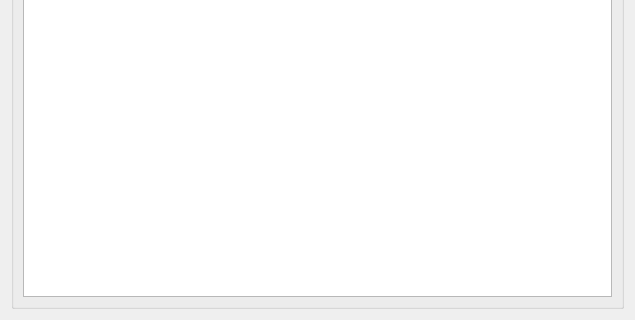
Before: the Qt Designer form trunk/plugins/presupuesto/FormPresupuestoBase.ui in chungote/gestotux, drawn with Qt 5; both pictures show x 0 to 635 and y 227 to 547 of the 635 by 547 pixel window.
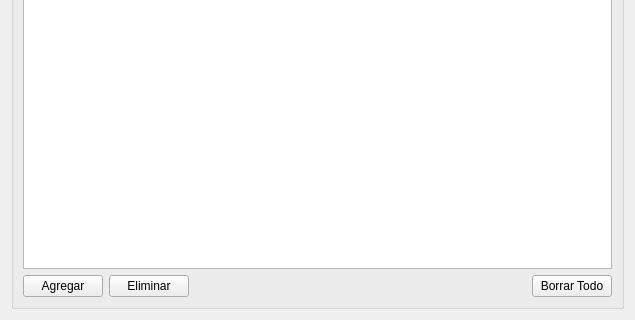
After: the same form once the commit is applied.

Commit message: - Agregada numeración a la tabla de recibos con serie y numero. - Agregados botones de sistema de presupuesto. - La autoconexion fue lograda satisfactoriamente. - Mejorado el manejo de la variable de base de datos para intentar eliminar el ultimo cartel.

```diff
--- a/trunk/plugins/presupuesto/FormPresupuestoBase.ui
+++ b/trunk/plugins/presupuesto/FormPresupuestoBase.ui
@@ -13,7 +13,7 @@
   <property name="windowTitle">
    <string>Form</string>
   </property>
-  <layout class="QVBoxLayout" name="verticalLayout">
+  <layout class="QVBoxLayout" name="verticalLayout_2">
    <item>
     <widget class="QGroupBox" name="groupBox">
      <property name="title">
@@ -113,10 +113,48 @@
      <property name="title">
       <string>Contenido</string>
      </property>
-     <layout class="QGridLayout" name="gridLayout">
-      <item row="0" column="0">
+     <layout class="QVBoxLayout" name="verticalLayout">
+      <item>
        <widget class="QTableView" name="TVContenido"/>
       </item>
+      <item>
+       <layout class="QHBoxLayout" name="horizontalLayout">
+        <item>
+         <widget class="QPushButton" name="PBAgregar">
+          <property name="text">
+           <string>Agregar</string>
+          </property>
+         </widget>
+        </item>
+        <item>
+         <widget class="QPushButton" name="PBEliminar">
+          <property name="text">
+           <string>Eliminar</string>
+          </property>
+         </widget>
+        </item>
+        <item>
+         <spacer name="horizontalSpacer">
+          <property name="orientation">
+           <enum>Qt::Horizontal</enum>
+          </property>
+          <property name="sizeHint" stdset="0">
+           <size>
+            <width>40</width>
+            <height>20</height>
+           </size>
+          </property>
+         </spacer>
+        </item>
+        <item>
+         <widget class="QPushButton" name="PBEliminarTodo">
+          <property name="text">
+           <string>Borrar Todo</string>
+          </property>
+         </widget>
+        </item>
+       </layout>
+      </item>
      </layout>
     </widget>
    </item>
```
The commit also changes 21 other files.
